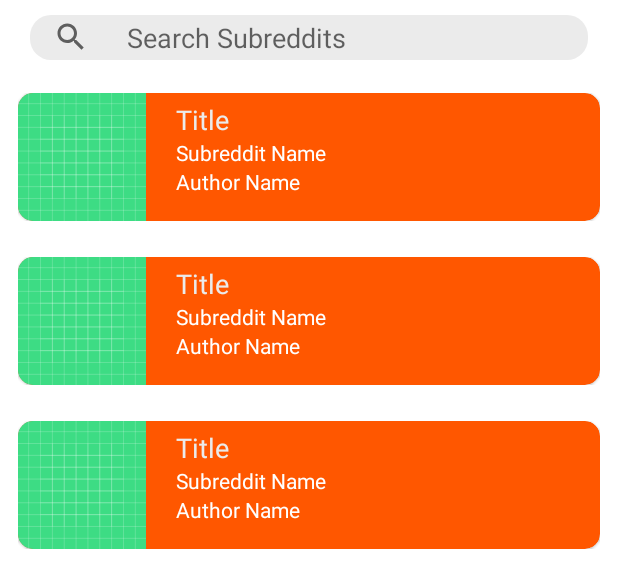
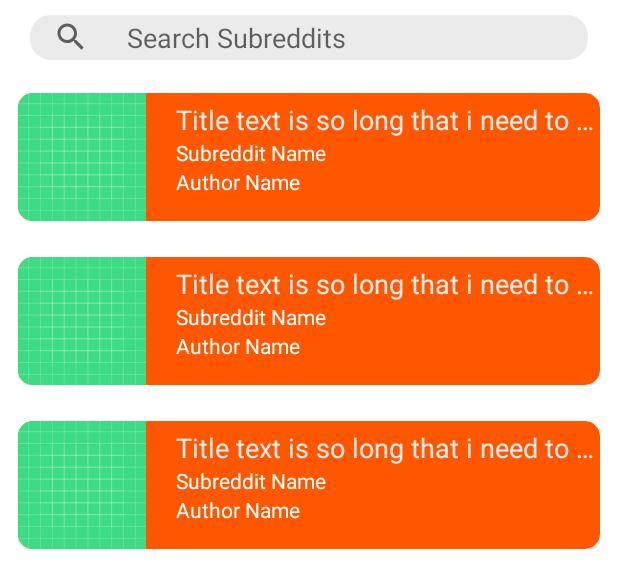
Before and after one commit to 11Kira/RedditSearch, an Android app: the layout activity_main.xml on its own in the app's theme, with its tools: preview values and no code run, on a phone screen of 412 x 824 dp. Shown: the top 588 px of the screen. Run offline under Robolectric (Android 15) with nearby library versions, the phone set to English and light mode, and no system bars.

Commit message:
#result-display: added ellipses for titles

```diff
--- a/app/src/main/java/com/test/redditsearch/subreddit/SubRedditViewModel.kt
+++ b/app/src/main/java/com/test/redditsearch/subreddit/SubRedditViewModel.kt
@@ -1,6 +1,5 @@
 package com.test.redditsearch.subreddit
 
-import android.util.Log
 import androidx.lifecycle.LiveData
 import androidx.lifecycle.MutableLiveData
 import androidx.lifecycle.viewModelScope
@@ -32,13 +31,10 @@ class SubRedditViewModel : BaseViewModel() {
             withContext(Dispatchers.Main) {
                 result.onSuccess { response ->
                     response?.data?.children?.let { subreddits ->
-                        Log.e("test", response.toString())
                         if (subreddits.isEmpty()) {
                             _events.value = SubRedditEvent.OnNoAvailable
-                            Log.e("test", response.toString())
                         } else {
                             _events.value = SubRedditEvent.OnFinishedLoading(subreddits)
-                            Log.e("test", response.toString())
                         }
                     }
                 }.onFailure { error ->
--- a/app/src/main/res/layout/list_item_subreddit.xml
+++ b/app/src/main/res/layout/list_item_subreddit.xml
@@ -45,7 +45,9 @@
                     app:layout_constraintEnd_toEndOf="parent"
                     app:layout_constraintStart_toEndOf="@id/thumbImg"
                     android:textAppearance="@style/TextAppearance.AppCompat.Medium"
-                    tools:text="Title" />
+                    tools:text="Title text is so long that i need to test this one out"
+                    android:ellipsize="end"
+                    android:maxLines="1"/>
 
                 <com.google.android.material.textview.MaterialTextView
                     android:textColor="@color/white"
```
